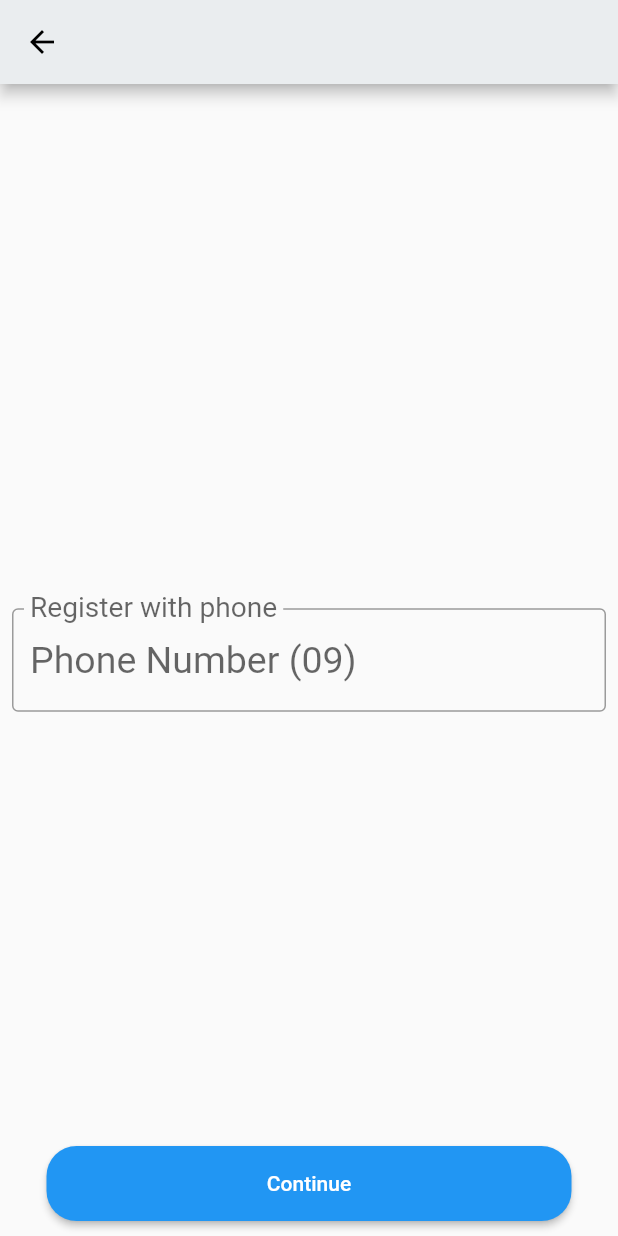
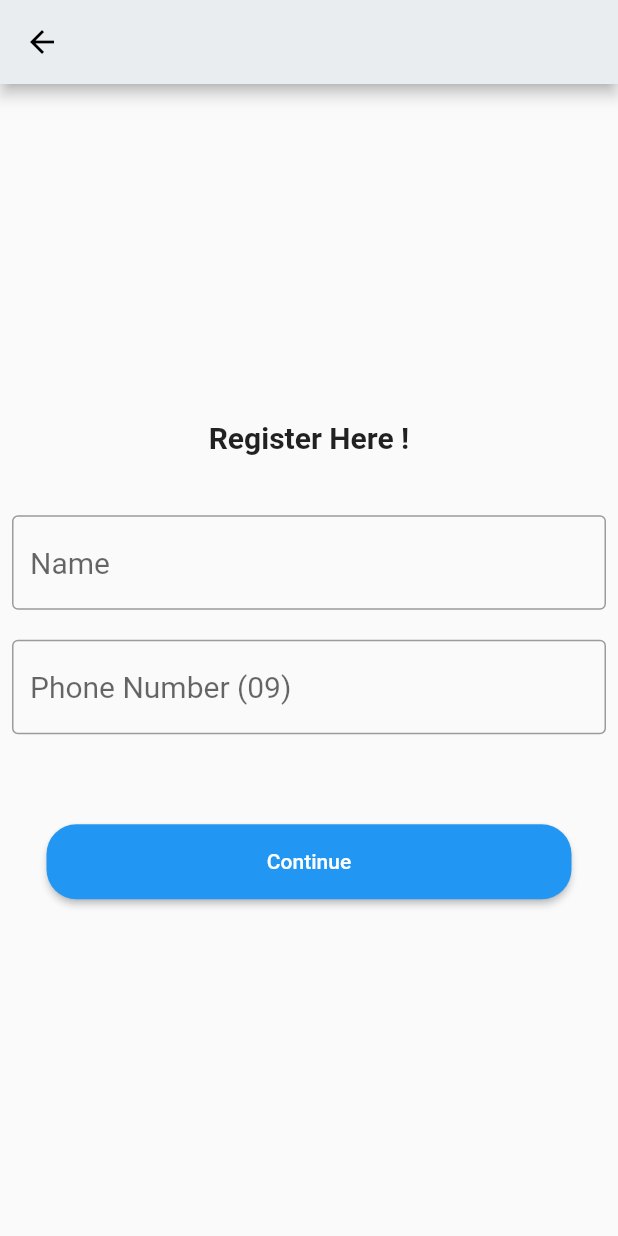
Before and after one commit to tayzarmein/zay_chin_clone_app, a Flutter app: the CheckOutPage screen opened directly, on a phone screen of 412 x 824 dp. Run offline on Flutter 3.47's test engine with Material 2 defaults, Android fonts, the phone set to English and light mode, and no system bars; our stand-ins replace flutter_dotenv, graphql_flutter; network calls fail.

Commit message:
implement graphql user mutation in UI

```diff
--- a/mobile-frontend/lib/pages/checkout_page.dart
+++ b/mobile-frontend/lib/pages/checkout_page.dart
@@ -1,43 +1,124 @@
+import 'package:clone_zay_chin/pages/order_detail_page.dart';
 import 'package:flutter/material.dart';
+import 'package:graphql_flutter/graphql_flutter.dart';
 
-class CheckOutPage extends StatelessWidget {
+class CheckOutPage extends StatefulWidget {
   const CheckOutPage({Key? key}) : super(key: key);
 
   @override
+  _CheckOutPageState createState() => _CheckOutPageState();
+}
+
+class _CheckOutPageState extends State<CheckOutPage> {
+  final _nameController = TextEditingController();
+  final _phNumberController = TextEditingController();
+
+  @override
   Widget build(BuildContext context) {
+    String addUser = """
+      mutation Mutation(\$addUserName: String!, \$addUserPhNumber: String!) {
+        addUser(name: \$addUserName, phNumber: \$addUserPhNumber) {
+          code
+          success
+          message
+          user {
+            name
+            phNumber
+          }
+        }
+      }
+    """;
+
     return Scaffold(
       appBar: AppBar(),
-      body: Container(
+      body: Mutation(
+        options: MutationOptions(
+          document: gql(addUser),
+          update: (GraphQLDataProxy cache, result) {
+            return cache;
+          },
+          onCompleted: (dynamic resultData) {
+            // print(resultData);
+            Navigator.push(context,
+                MaterialPageRoute(builder: (Context) => OrderDetailPage()));
+          },
+        ),
+        builder: (RunMutation runMutation, result) {
+          return Container(
             alignment: Alignment.center,
             child: Padding(
               padding: const EdgeInsets.all(8.0),
-          child: TextFormField(
+              child: Column(
+                mainAxisAlignment: MainAxisAlignment.center,
+                children: [
+                  Text(
+                    'Register Here !',
+                    style: TextStyle(fontSize: 20, fontWeight: FontWeight.bold),
+                  ),
+                  SizedBox(
+                    height: 40,
+                  ),
+                  TextFormField(
+                    showCursor: true,
+                    keyboardType: TextInputType.text,
+                    style: TextStyle(fontSize: 20),
+                    controller: _nameController,
+                    decoration: InputDecoration(
+                        // labelText: 'Register with phone',
+                        hintText: 'Name',
+                        border: OutlineInputBorder(),
+                        floatingLabelBehavior: FloatingLabelBehavior.always),
+                  ),
+                  SizedBox(
+                    height: 20,
+                  ),
+                  TextFormField(
                     showCursor: true,
                     keyboardType: TextInputType.phone,
-            style: TextStyle(fontSize: 25),
+                    style: TextStyle(fontSize: 20),
+                    controller: _phNumberController,
                     decoration: InputDecoration(
-                labelText: 'Register with phone',
+                        // labelText: 'Register with phone',
                         hintText: 'Phone Number (09)',
                         border: OutlineInputBorder(),
                         floatingLabelBehavior: FloatingLabelBehavior.always),
                   ),
+                  SizedBox(
+                    height: 60,
                   ),
+                  ElevatedButton(
+                      onPressed: () => runMutation(
+                            {
+                              'addUserName': _nameController.text,
+                              'addUserPhNumber': _phNumberController.text
+                            },
                           ),
-      bottomSheet: Row(
-        mainAxisAlignment: MainAxisAlignment.center,
-        children: [
-          Padding(
-            padding: const EdgeInsets.all(10.0),
-            child: ElevatedButton(
-                onPressed: () {},
                       child: Text('Continue'),
                       style: ElevatedButton.styleFrom(
                           fixedSize: Size(350, 50),
                           shape: RoundedRectangleBorder(
                               borderRadius: BorderRadius.circular(20)))),
-          )
                 ],
               ),
+            ),
+          );
+        },
+      ),
+      // bottomSheet: Row(
+      //   mainAxisAlignment: MainAxisAlignment.center,
+      //   children: [
+      //     Padding(
+      //       padding: const EdgeInsets.all(10.0),
+      //       child: ElevatedButton(
+      //           onPressed: () {},
+      //           child: Text('Continue'),
+      //           style: ElevatedButton.styleFrom(
+      //               fixedSize: Size(350, 50),
+      //               shape: RoundedRectangleBorder(
+      //                   borderRadius: BorderRadius.circular(20)))),
+      //     )
+      //   ],
+      // ),
     );
   }
 }
--- /dev/null
+++ b/mobile-frontend/lib/pages/order_detail_page.dart
@@ -0,0 +1,10 @@
+import 'package:flutter/material.dart';
+
+class OrderDetailPage extends StatelessWidget {
+  const OrderDetailPage({Key? key}) : super(key: key);
+
+  @override
+  Widget build(BuildContext context) {
+    return Container();
+  }
+}
```
Also changed, not shown: 1 other file. Lines whose indentation alone changed are shown as unchanged.
